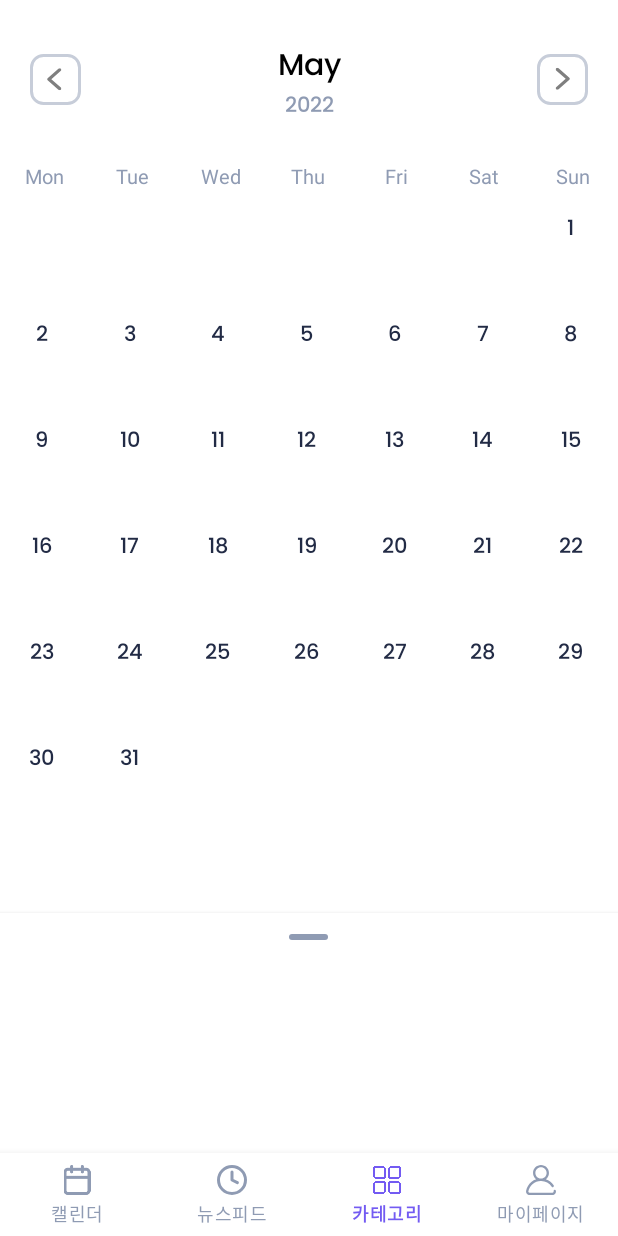
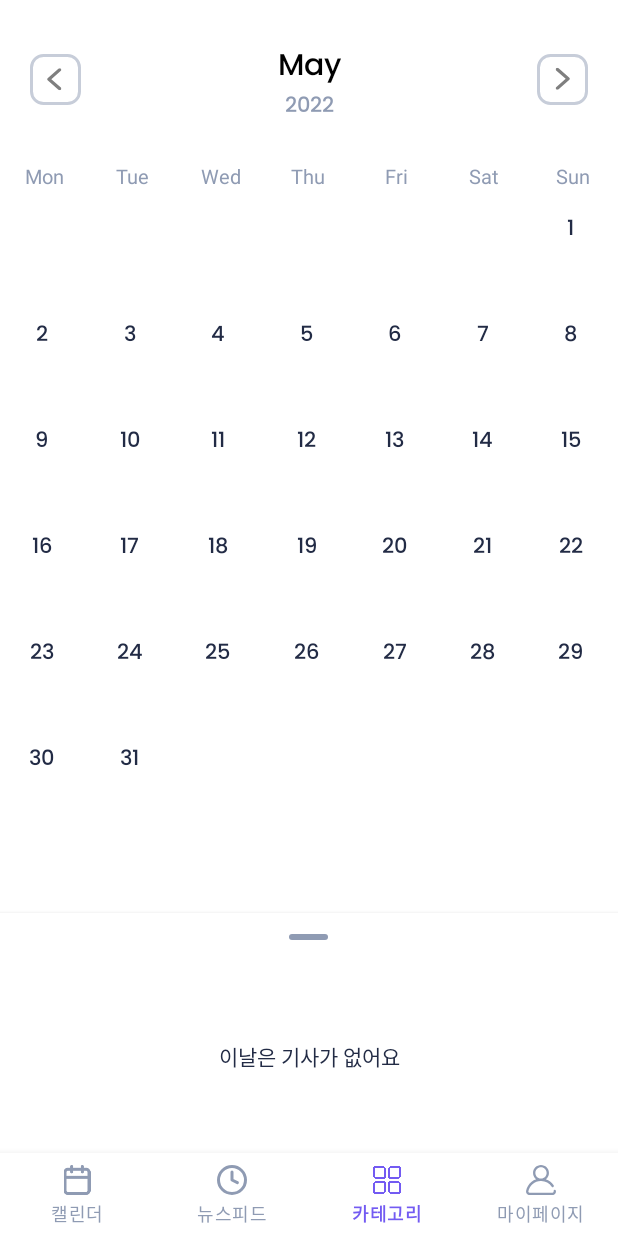
Before and after one commit to DivisonOfficer/NewsCalendar, an Android app: the MainActivity screen opened directly, with no data from a screen before it, item 3 of the bottom bar chosen, on a phone screen of 412 x 824 dp. Run offline under Robolectric (Android 15) with nearby library versions, the phone set to English and light mode, and no system bars; our stand-ins replace data binding; pictures from the network do not load; Roboto replaces fonts that are not available here.

Commit message:
null news text

```diff
--- a/app/src/main/res/layout/activity_main.xml
+++ b/app/src/main/res/layout/activity_main.xml
@@ -175,6 +175,26 @@
                     android:adapter="@{viewmodel.layoutMode() == MainViewModel.LAYOUT_NEWS_CALENDAR ? oldNewsAdapter : scrapAdapter}"
                     android:orientation="vertical"
                     app:layoutManager=".utils.ScrollControlLinear" />
+                <TextView
+                    android:layout_width="match_parent"
+                    android:layout_height="match_parent"
+                    android:text="@string/str_null_news"
+                    android:textColor="@color/primaryText"
+                    android:fontFamily="@font/ibm_plex_sans_medium"
+                    android:textSize="14sp"
+                    android:includeFontPadding="false"
+                    android:visibility="@{viewmodel.layoutMode() == MainViewModel.LAYOUT_SCRAP &amp;&amp; adapter.itemCount == 0 ? View.VISIBLE : View.GONE}"
+                    android:gravity="center"/>
+                <TextView
+                    android:layout_width="match_parent"
+                    android:layout_height="match_parent"
+                    android:text="@string/str_null_news"
+                    android:textColor="@color/primaryText"
+                    android:fontFamily="@font/ibm_plex_sans_medium"
+                    android:textSize="14sp"
+                    android:includeFontPadding="false"
+                    android:visibility="@{viewmodel.layoutMode() == MainViewModel.LAYOUT_NEWS_CALENDAR &amp;&amp; oldNewsAdapter.itemCount == 0 ? View.VISIBLE : View.GONE}"
+                    android:gravity="center"/>
             </androidx.constraintlayout.widget.ConstraintLayout>
 
         </androidx.constraintlayout.widget.ConstraintLayout>
@@ -213,6 +233,7 @@
                 app:layoutManager=".utils.ScrollControlLinear"
                 app:layout_constraintBottom_toBottomOf="parent"
                 app:layout_constraintTop_toBottomOf="@+id/tv_headlines" />
+
         </androidx.constraintlayout.widget.ConstraintLayout>
         <com.google.android.material.bottomnavigation.BottomNavigationView
             android:id="@+id/bt_nav"
--- a/app/src/main/res/values/strings.xml
+++ b/app/src/main/res/values/strings.xml
@@ -16,6 +16,7 @@
     <string name="str_btn_confirm">완료</string>
     <string name="str_url_backend">https://q491o8k8da.execute-api.ap-northeast-2.amazonaws.com/dev/</string>
     <string name="str_today_headline">오늘의 헤드라인</string>
+    <string name="str_null_news">이날은 기사가 없어요</string>
 
     <string-array name="default_category">
         <item>정치</item>
```
